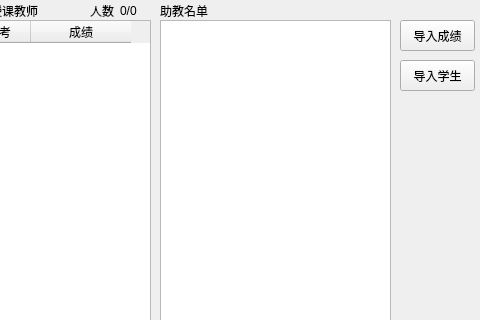
First picture: the form in Student Manage System/ViewCourseWidget.ui, repository BakaSea/Student-Manage-System, before the edit; both pictures show x 180 to 660 and y 0 to 320 of the 660 by 410 pixel window.
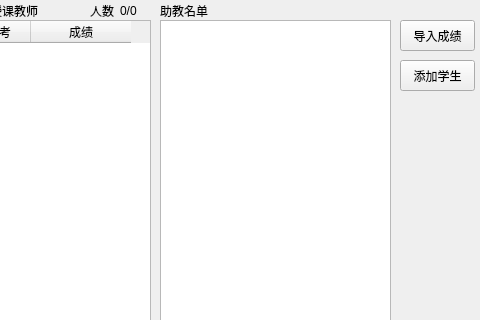
Second picture: the form after the edit.

```diff
--- a/Student Manage System/ViewCourseWidget.ui
+++ b/Student Manage System/ViewCourseWidget.ui
@@ -147,7 +147,7 @@
     </rect>
    </property>
    <property name="text">
-    <string>导入学生</string>
+    <string>添加学生</string>
    </property>
   </widget>
   <widget class="QLabel" name="labelAssistant">
```
Left out of the diff: 36 changed lines with no effect on the pictures.
